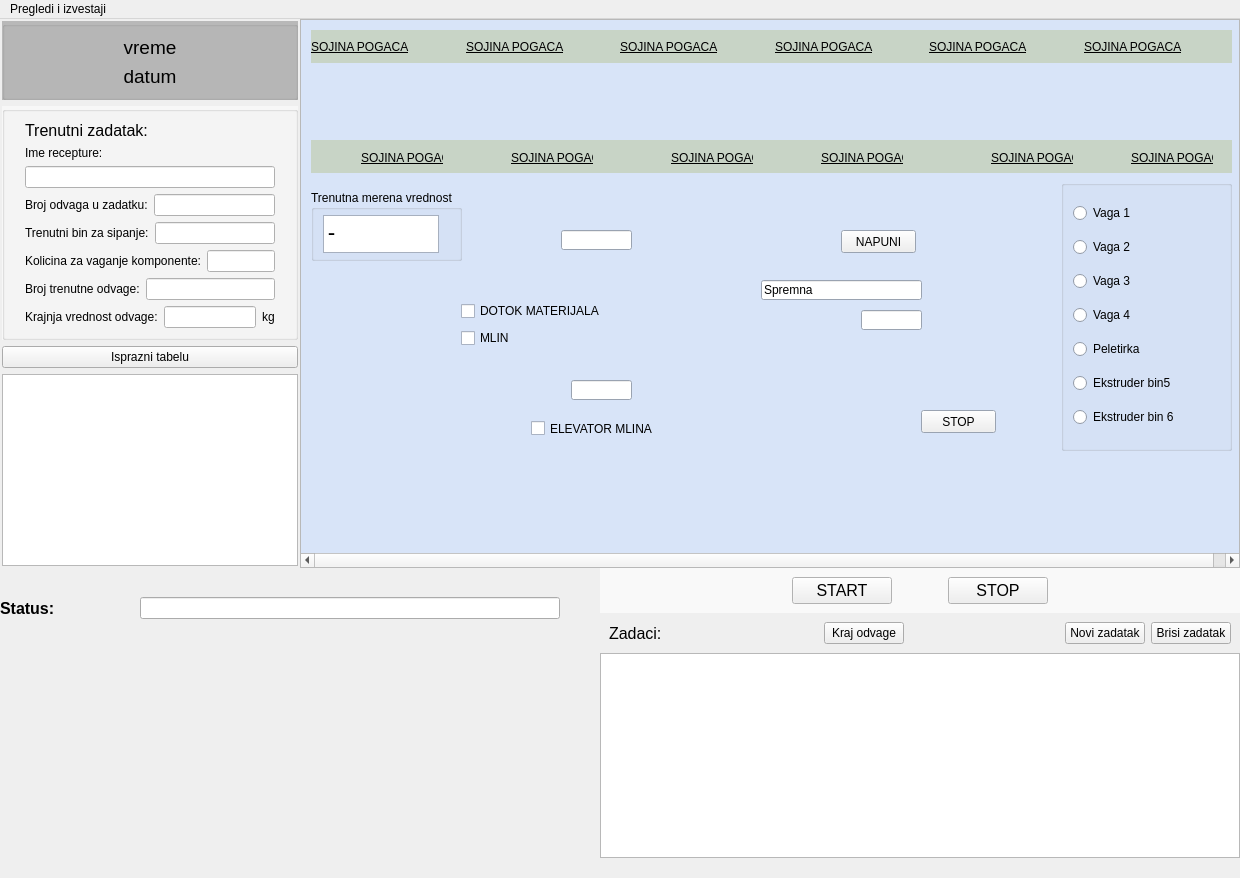
This is ui/automainwindow.ui in nikolakn/biovita as Qt 5 draws it before an edit. The edited form follows.
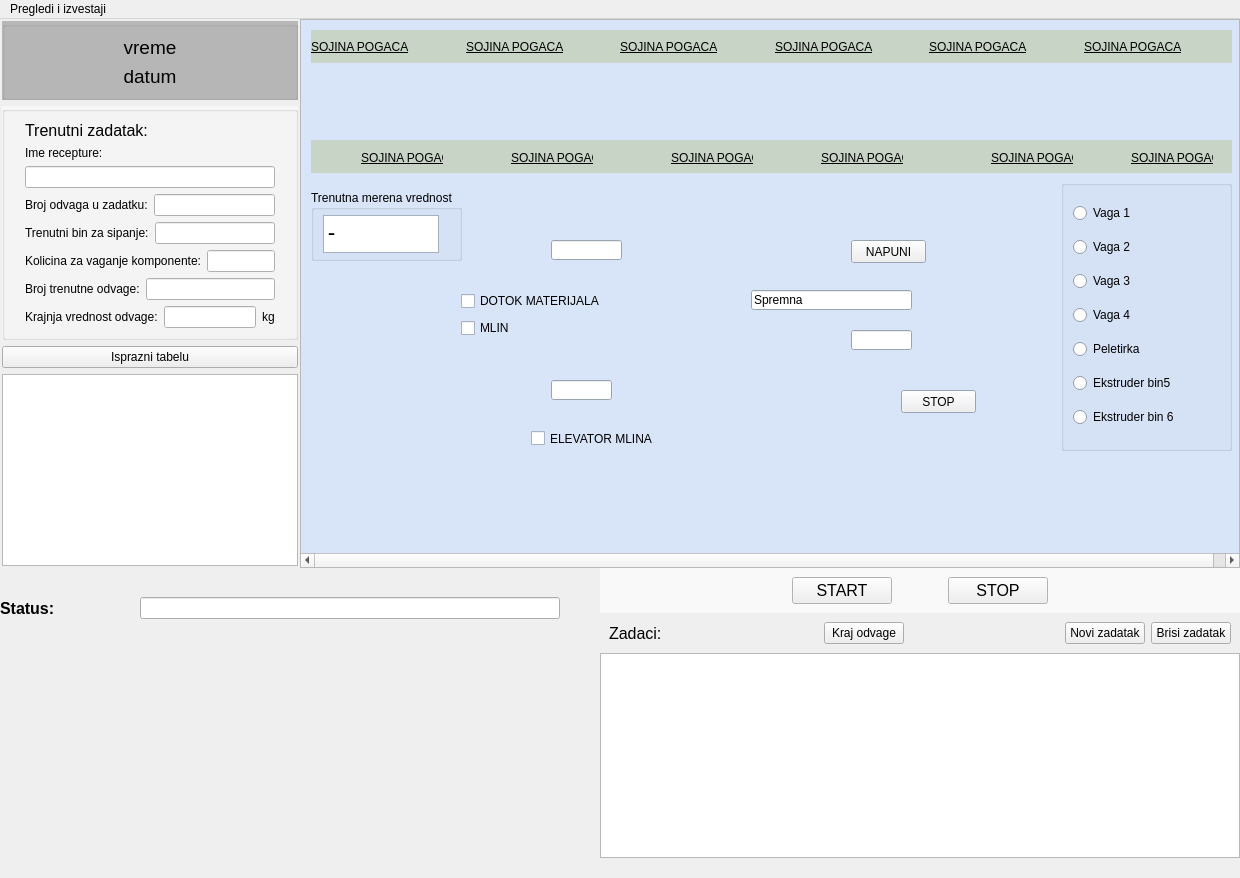
This is the edited form. Custom widgets are drawn as their Qt base class.

Patch:
```diff
--- a/ui/automainwindow.ui
+++ b/ui/automainwindow.ui
@@ -596,8 +596,8 @@
          <widget class="QLineEdit" name="lineEdit_12">
           <property name="geometry">
            <rect>
-            <x>260</x>
-            <y>210</y>
+            <x>250</x>
+            <y>220</y>
             <width>71</width>
             <height>20</height>
            </rect>
@@ -609,7 +609,7 @@
          <widget class="QLineEdit" name="lineEdit_13">
           <property name="geometry">
            <rect>
-            <x>270</x>
+            <x>250</x>
             <y>360</y>
             <width>61</width>
             <height>20</height>
@@ -623,7 +623,7 @@
           <property name="geometry">
            <rect>
             <x>230</x>
-            <y>400</y>
+            <y>410</y>
             <width>141</width>
             <height>17</height>
            </rect>
@@ -699,8 +699,8 @@
          <widget class="QPushButton" name="pushButton_9">
           <property name="geometry">
            <rect>
-            <x>540</x>
-            <y>210</y>
+            <x>550</x>
+            <y>220</y>
             <width>75</width>
             <height>23</height>
            </rect>
@@ -712,8 +712,8 @@
          <widget class="QLineEdit" name="lineEdit_15">
           <property name="geometry">
            <rect>
-            <x>460</x>
-            <y>260</y>
+            <x>450</x>
+            <y>270</y>
             <width>161</width>
             <height>20</height>
            </rect>
@@ -725,8 +725,8 @@
          <widget class="QLineEdit" name="lineEdit_14">
           <property name="geometry">
            <rect>
-            <x>560</x>
-            <y>290</y>
+            <x>550</x>
+            <y>310</y>
             <width>61</width>
             <height>20</height>
            </rect>
@@ -738,8 +738,8 @@
          <widget class="QPushButton" name="pushButton_10">
           <property name="geometry">
            <rect>
-            <x>620</x>
-            <y>390</y>
+            <x>600</x>
+            <y>370</y>
             <width>75</width>
             <height>23</height>
            </rect>
@@ -752,7 +752,7 @@
           <property name="geometry">
            <rect>
             <x>160</x>
-            <y>280</y>
+            <y>270</y>
             <width>160</width>
             <height>51</height>
            </rect>
```
